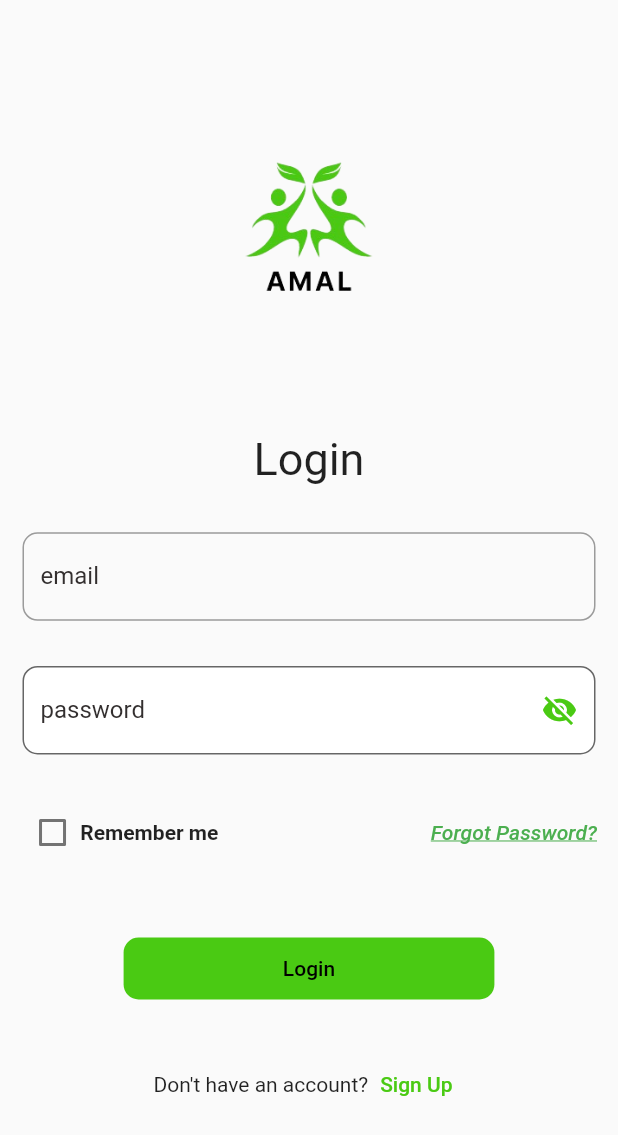
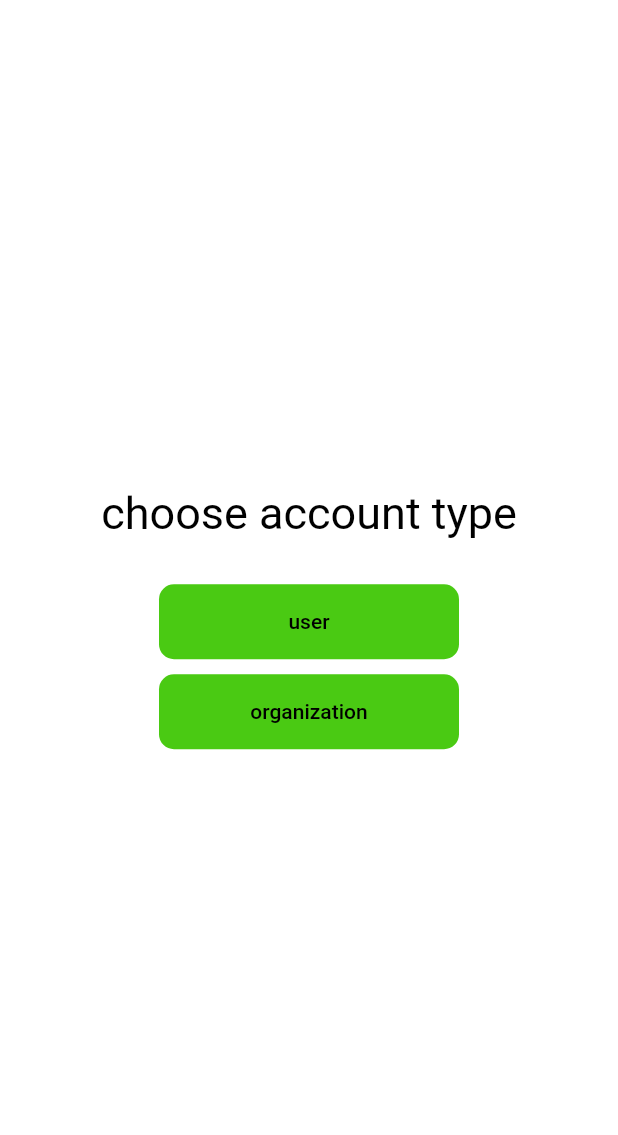
Before and after one commit to abu3athab/amal, a Flutter app: the screen it shows after launch, on a phone screen of 412 x 824 dp. Shown: the top 1135 px of the screen. Run offline on Flutter 3.47's test engine with Material 2 defaults, Android fonts, the phone set to English and light mode, and no system bars; missing offline and left inert: dart:ffi.

Commit message:
created chooseType, edited the home page to choose

```diff
--- a/lib/main.dart
+++ b/lib/main.dart
@@ -1,6 +1,7 @@
 import 'package:flutter/material.dart';
 import 'package:flutter/services.dart';
 import 'log in/logIn.dart';
+import 'sign up/chooseType.dart';
 
 void main() {
   WidgetsFlutterBinding.ensureInitialized();
@@ -17,7 +18,7 @@ class MyApp extends StatelessWidget {
   @override
   Widget build(BuildContext context) {
     return MaterialApp(
-      home: Login(),
+      home: Choose(),
     );
   }
 }
--- /dev/null
+++ b/lib/sign up/chooseType.dart
@@ -0,0 +1,54 @@
+import 'package:flutter/material.dart';
+import '../colors.dart';
+
+class Choose extends StatelessWidget {
+  const Choose({Key? key});
+
+  @override
+  Widget build(BuildContext context) {
+    return Scaffold(
+      backgroundColor: Colors.white,
+      body: Center(
+        child: Column(
+          mainAxisAlignment: MainAxisAlignment.center,
+          children: [
+            Text(
+              'choose account type',
+              style: TextStyle(fontSize: 30, color: Colors.black, decoration: TextDecoration.none),
+            ),
+            SizedBox(height: 30),
+            SizedBox(
+              width: 200,
+              height: 50,
+              child: ElevatedButton(
+                onPressed: null,
+                child: Text('user', style: TextStyle(color: Colors.black)),
+                style: ButtonStyle(
+                  shape: MaterialStateProperty.all(RoundedRectangleBorder(
+                    borderRadius: BorderRadius.circular(10),
+                  )),
+                  backgroundColor: MaterialStateProperty.all(logoColor),
+                ),
+              ),
+            ),
+            SizedBox(height: 10),
+            SizedBox(
+              width: 200,
+              height: 50,
+              child: ElevatedButton(
+                onPressed: null,
+                child: Text('organization', style: TextStyle(color: Colors.black)),
+                style: ButtonStyle(
+                  shape: MaterialStateProperty.all(RoundedRectangleBorder(
+                    borderRadius: BorderRadius.circular(10),
+                  )),
+                  backgroundColor: MaterialStateProperty.all(logoColor),
+                ),
+              ),
+            ),
+          ],
+        ),
+      ),
+    );
+  }
+}
--- a/lib/sign up/signUpCharity.dart
+++ b/lib/sign up/signUpCharity.dart
@@ -6,11 +6,25 @@ class SignUpChartiy extends StatelessWidget {
   @override
   Widget build(BuildContext context) {
     return Scaffold(
-      body: Column(children: const [
+      body: Column(
+        mainAxisAlignment: MainAxisAlignment.center,
+
+        children: const [
         TextField(
           decoration: InputDecoration(labelText: 'Charity Name'),
         ),
-        TextField(),
+        TextField(
+          decoration: InputDecoration(labelText: 'Phone Number'),
+
+        ),
+        TextField(
+          decoration: InputDecoration(labelText: 'Email'),
+        ),
+        TextField(
+          decoration: InputDecoration(labelText: 'Loction'),
+        ),
+        TextField(decoration: InputDecoration(labelText: 'chartiy biography'),
+        )
       ]),
     );
   }
```
